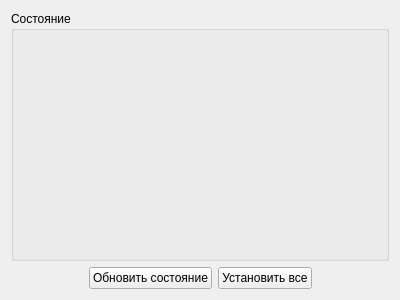
This is manager/maintabform.ui in TheMrButcher/gamebase_manager as Qt 5 draws it before an edit. The edited form follows.
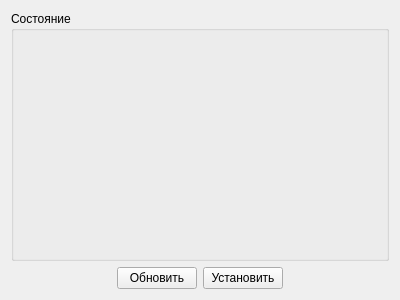
This is the edited form.

```diff
--- a/manager/maintabform.ui
+++ b/manager/maintabform.ui
@@ -45,16 +45,22 @@
      </item>
      <item>
       <widget class="QPushButton" name="updateStateButton">
-       <property name="text">
+       <property name="toolTip">
         <string>Обновить состояние</string>
        </property>
+       <property name="text">
+        <string>Обновить</string>
+       </property>
       </widget>
      </item>
      <item>
       <widget class="QPushButton" name="installAllButton">
-       <property name="text">
+       <property name="toolTip">
         <string>Установить все</string>
        </property>
+       <property name="text">
+        <string>Установить</string>
+       </property>
       </widget>
      </item>
      <item>
```
